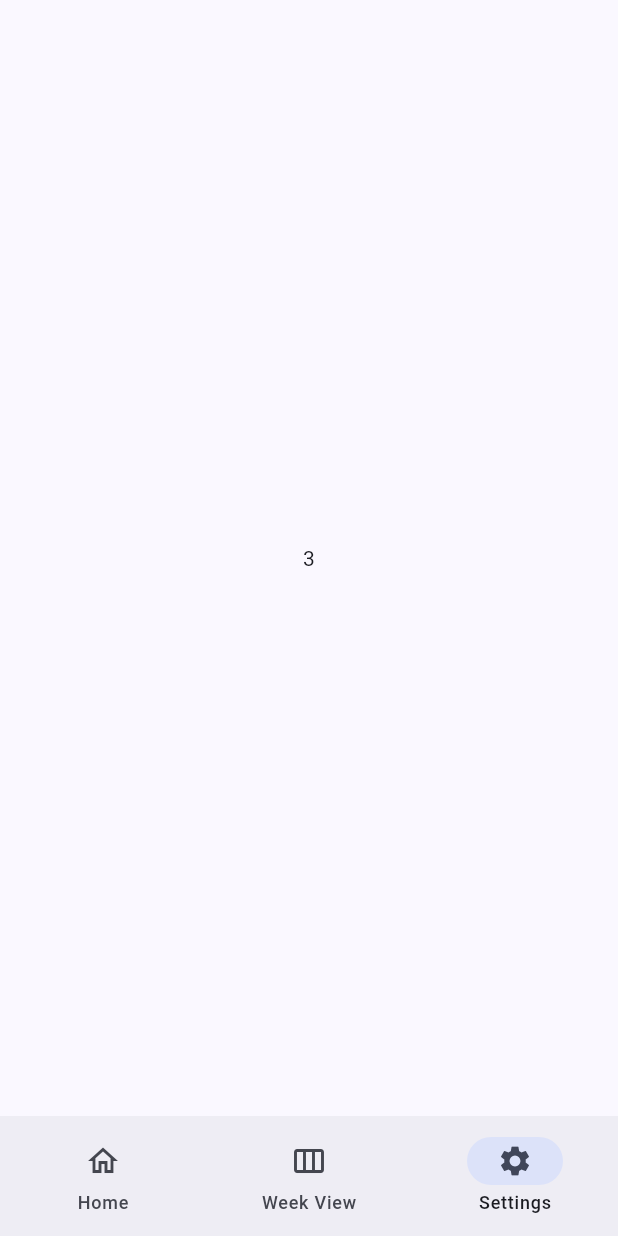
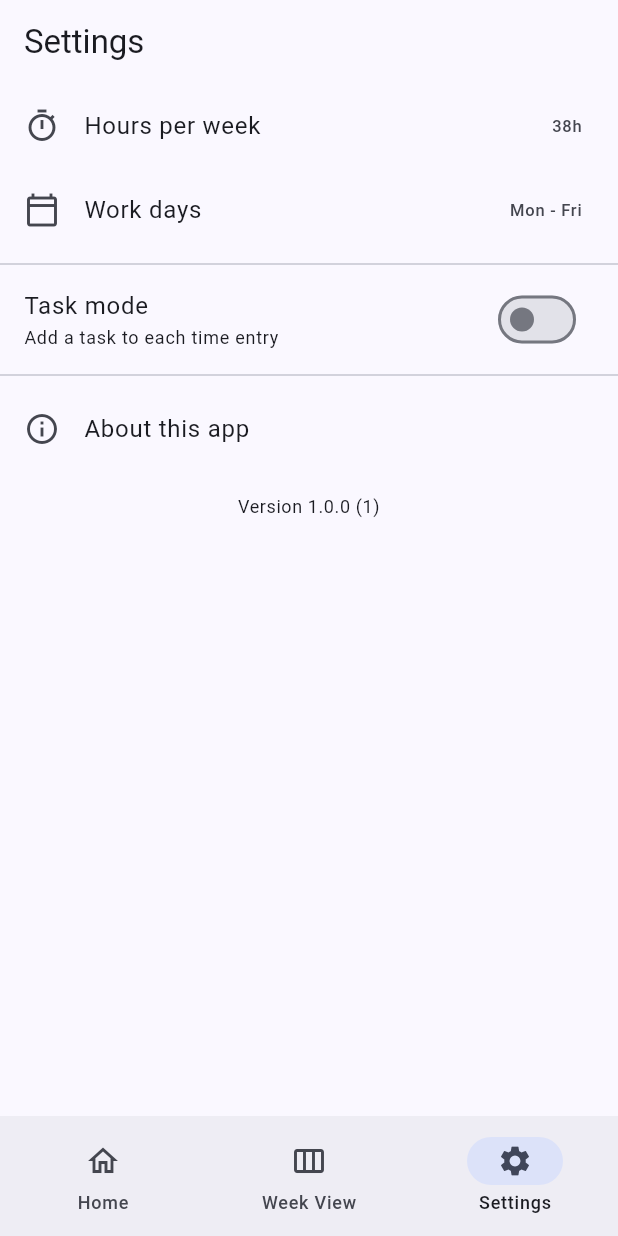
Before and after one commit to todoninja/timeninja, a Flutter app: the screen it shows after launch, item 3 of the bottom bar chosen, on a phone screen of 412 x 824 dp. Run offline on Flutter 3.47's test engine with Material 2 defaults, Android fonts, the phone set to English and light mode, and no system bars; our stand-ins replace bloc, drift, flutter_bloc, package_info_plus; accounts and stored records are empty; generated files the repository leaves out were written again.

Commit message:
Add settings demo skeleton

```diff
--- a/lib/entry_scaffold/view/entry_scaffold.dart
+++ b/lib/entry_scaffold/view/entry_scaffold.dart
@@ -1,6 +1,7 @@
 import 'package:flutter/material.dart';
 import 'package:timeninja/create_tracking/create_tracking.dart';
 import 'package:timeninja/navigation_destination_items.dart';
+import 'package:timeninja/settings/settings.dart';
 
 class EntryScaffold extends StatefulWidget {
   const EntryScaffold({super.key});
@@ -15,7 +16,7 @@ class _EntryScaffoldState extends State<EntryScaffold> {
   final List<Widget> _pages = const [
     CreateTrackingPage(),
     Center(child: Text('2')),
-    Center(child: Text('3')),
+    SettingsPage(),
   ];
 
   @override
--- /dev/null
+++ b/lib/settings/settings.dart
@@ -0,0 +1 @@
+export 'view/settings.dart';
--- /dev/null
+++ b/lib/settings/view/settings.dart
@@ -0,0 +1,77 @@
+import 'package:flutter/material.dart';
+import 'package:package_info_plus/package_info_plus.dart';
+import 'package:timeninja/keys.dart';
+
+class SettingsPage extends StatefulWidget {
+  const SettingsPage({super.key});
+
+  @override
+  State<SettingsPage> createState() => _SettingsPageState();
+}
+
+class _SettingsPageState extends State<SettingsPage> {
+  @override
+  Widget build(BuildContext context) {
+    final theme = Theme.of(context);
+    final packageInfo = PackageInfo.fromPlatform();
+
+    return Scaffold(
+      appBar: AppBar(
+        title: const Text('Settings'),
+      ),
+      body: ListView(
+        children: [
+          const ListTile(
+            leading: Icon(Icons.timer_outlined),
+            title: Text('Hours per week'),
+            trailing: Text('38h'),
+          ),
+          const ListTile(
+            leading: Icon(Icons.calendar_today_outlined),
+            title: Text('Work days'),
+            trailing: Text('Mon - Fri'),
+          ),
+          const Divider(),
+          ListTile(
+            title: Column(
+              crossAxisAlignment: CrossAxisAlignment.start,
+              children: const [
+                Text('Task mode'),
+                Text(
+                  'Add a task to each time entry',
+                  style: TextStyle(fontSize: 12),
+                ),
+              ],
+            ),
+            trailing: Switch(
+              value: false,
+              onChanged: (value) {},
+            ),
+          ),
+          const Divider(),
+          ListTile(
+            leading: const Icon(Icons.info_outlined),
+            title: const Text('About this app'),
+            onTap: () {
+              print('tapped');
+            },
+          ),
+          const Padding(padding: EdgeInsets.all(mediumSpacing)),
+          FutureBuilder(
+            future: packageInfo,
+            builder: (context, snapshot) {
+              if (snapshot.hasData) {
+                return Text(
+                  'Version ${snapshot.data!.version} (${snapshot.data!.buildNumber})',
+                  style: theme.textTheme.caption,
+                  textAlign: TextAlign.center,
+                );
+              }
+              return const SizedBox();
+            },
+          )
+        ],
+      ),
+    );
+  }
+}
--- a/pubspec.yaml
+++ b/pubspec.yaml
@@ -16,6 +16,7 @@ dependencies:
   flutter_localizations:
     sdk: flutter
   intl: ^0.17.0
+  package_info_plus: ^3.0.0
   path: ^1.8.2
   path_provider: ^2.0.11
   sqlite3_flutter_libs: ^0.5.12
```
Also changed, not shown: pubspec.lock, 2 other files.
